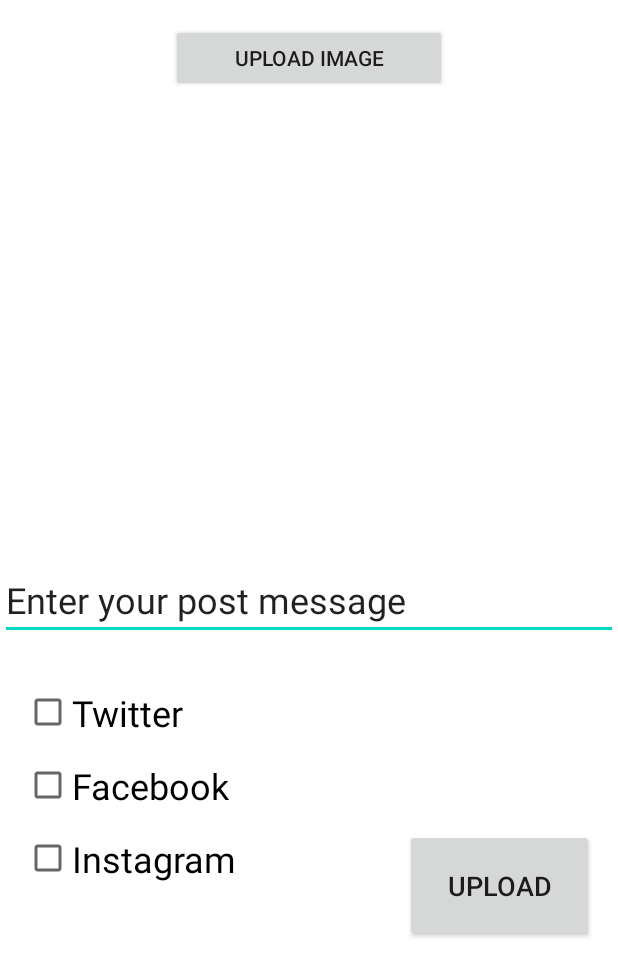
After one commit to GeorgeMichos13/UomAndroidPosts, an Android app: the CreatePost screen opened directly, with no data from a screen before it, on a phone screen of 412 x 824 dp. The commit adds this screen. Shown: the top 976 px of the screen. Run offline under Robolectric (Android 15) with nearby library versions, the phone set to English and light mode, and no system bars.

Commit message:
Posts UI and select image code

```diff
--- a/app/src/main/AndroidManifest.xml
+++ b/app/src/main/AndroidManifest.xml
@@ -1,6 +1,8 @@
 <?xml version="1.0" encoding="utf-8"?>
 <manifest xmlns:android="http://schemas.android.com/apk/res/android"
     package="gr.uom.uomandroidposts">
+
+
 
     <application
         android:allowBackup="true"
@@ -16,6 +18,7 @@
                 <category android:name="android.intent.category.LAUNCHER" />
             </intent-filter>
         </activity>
+        <activity android:name=".CreatePost" />
     </application>
 
 </manifest>
--- /dev/null
+++ b/app/src/main/java/gr/uom/uomandroidposts/CreatePost.java
@@ -0,0 +1,71 @@
+package gr.uom.uomandroidposts;
+
+import android.app.Activity;
+import android.content.Intent;
+import android.graphics.Bitmap;
+import android.graphics.BitmapFactory;
+import android.net.Uri;
+import android.os.Bundle;
+import android.provider.MediaStore;
+import android.view.View;
+import android.widget.Button;
+import android.widget.CheckBox;
+import android.widget.EditText;
+import android.widget.ImageView;
+import android.widget.Toast;
+
+import java.io.FileNotFoundException;
+
+import gr.uom.uomandroidposts.R;
+
+public class CreatePost extends Activity {
+
+    private Button uploadImageButton;
+    private Button uploadPostButton;
+    private ImageView image;
+    private EditText postText;
+    private CheckBox twitterCheckBox;
+    private CheckBox facebookCheckBox;
+    private CheckBox instagramCheckBox;
+
+    protected void onCreate(Bundle savedInstanceState) {
+        super.onCreate(savedInstanceState);
+        setContentView(R.layout.create_post);
+
+        uploadImageButton = findViewById(R.id.uploadImageButton);
+        postText = findViewById(R.id.postText);
+        image = findViewById(R.id.imageView);
+
+        uploadImageButton.setOnClickListener(new View.OnClickListener() {
+            @Override
+            public void onClick(View v) {
+                Intent intent = new Intent(Intent.ACTION_PICK, MediaStore.Images.Media.EXTERNAL_CONTENT_URI);
+                Toast.makeText(CreatePost.this, "Load image", Toast.LENGTH_SHORT).show();
+                startActivityForResult(intent, 0);
+            }
+        });
+
+
+
+
+
+
+    }
+
+
+    protected  void onActivityResult(int requestCode, int resultCode, Intent data){
+        super.onActivityResult(requestCode,resultCode,data);
+
+        if(resultCode == RESULT_OK){
+            Uri targetUri = data.getData();
+            postText.setText(targetUri.toString());
+            Bitmap bitmap;
+            try{
+                bitmap = BitmapFactory.decodeStream(getContentResolver().openInputStream(targetUri));
+                image.setImageBitmap(bitmap);
+            }catch (FileNotFoundException e){
+                e.printStackTrace();
+            }
+        }
+    }
+}
--- a/app/src/main/java/gr/uom/uomandroidposts/MainActivity.java
+++ b/app/src/main/java/gr/uom/uomandroidposts/MainActivity.java
@@ -2,14 +2,37 @@ package gr.uom.uomandroidposts;
 
 import androidx.appcompat.app.AppCompatActivity;
 
+import android.content.Intent;
 import android.os.Bundle;
+import android.view.View;
+import android.widget.Button;
+import android.widget.CheckBox;
+import android.widget.EditText;
+import android.widget.ImageView;
 
 public class MainActivity extends AppCompatActivity {
+
+    Button buttonStart;
 
     @Override
     protected void onCreate(Bundle savedInstanceState) {
         super.onCreate(savedInstanceState);
         setContentView(R.layout.activity_main);
-        //weofhweiofhweoifw
+
+     buttonStart = findViewById(R.id.buttonStart);
+
+     buttonStart.setOnClickListener(new View.OnClickListener() {
+         @Override
+         public void onClick(View v) {
+            Intent i = new Intent(MainActivity.this, CreatePost.class);
+              startActivity(i);
+         }
+     });
+
+
+
+
+
+
     }
 }
--- a/app/src/main/res/layout/activity_main.xml
+++ b/app/src/main/res/layout/activity_main.xml
@@ -6,13 +6,13 @@
     android:layout_height="match_parent"
     tools:context=".MainActivity">
 
-    <TextView
+    <Button
+        android:id="@+id/buttonStart"
         android:layout_width="wrap_content"
         android:layout_height="wrap_content"
-        android:text="Hello World!"
+        android:text="Start"
         app:layout_constraintBottom_toBottomOf="parent"
-        app:layout_constraintLeft_toLeftOf="parent"
-        app:layout_constraintRight_toRightOf="parent"
+        app:layout_constraintEnd_toEndOf="parent"
+        app:layout_constraintStart_toStartOf="parent"
         app:layout_constraintTop_toTopOf="parent" />
-
 </androidx.constraintlayout.widget.ConstraintLayout>
--- /dev/null
+++ b/app/src/main/res/layout/create_post.xml
@@ -0,0 +1,93 @@
+<?xml version="1.0" encoding="utf-8"?>
+<androidx.constraintlayout.widget.ConstraintLayout
+    xmlns:android="http://schemas.android.com/apk/res/android"
+    xmlns:app="http://schemas.android.com/apk/res-auto"
+    xmlns:tools="http://schemas.android.com/tools"
+    android:layout_width="match_parent"
+    android:layout_height="match_parent">
+
+    <ImageView
+        android:id="@+id/imageView"
+        android:layout_width="0dp"
+        android:layout_height="173dp"
+        android:layout_marginTop="28dp"
+        app:layout_constraintEnd_toEndOf="parent"
+        app:layout_constraintHorizontal_bias="0.0"
+        app:layout_constraintStart_toStartOf="parent"
+        app:layout_constraintTop_toBottomOf="@+id/uploadImageButton"
+        tools:srcCompat="@tools:sample/avatars" />
+
+    <Button
+        android:id="@+id/uploadImageButton"
+        android:layout_width="184dp"
+        android:layout_height="45dp"
+        android:layout_marginTop="16dp"
+        android:text="Upload Image"
+        app:layout_constraintEnd_toEndOf="parent"
+        app:layout_constraintStart_toStartOf="parent"
+        app:layout_constraintTop_toTopOf="parent" />
+
+    <EditText
+        android:id="@+id/postText"
+        android:layout_width="0dp"
+        android:layout_height="wrap_content"
+        android:layout_marginTop="16dp"
+        android:layout_marginBottom="32dp"
+        android:ems="10"
+        android:inputType="textPersonName"
+        android:text="Enter your post message"
+        android:textSize="24sp"
+        app:layout_constraintBottom_toTopOf="@+id/uploadPostButton"
+        app:layout_constraintEnd_toEndOf="parent"
+        app:layout_constraintHorizontal_bias="1.0"
+        app:layout_constraintStart_toStartOf="parent"
+        app:layout_constraintTop_toBottomOf="@+id/imageView" />
+
+    <CheckBox
+        android:id="@+id/twitterBox"
+        android:layout_width="0dp"
+        android:layout_height="wrap_content"
+        android:layout_marginStart="16dp"
+        android:layout_marginTop="32dp"
+        android:layout_marginEnd="24dp"
+        android:text="Twitter"
+        android:textSize="24sp"
+        app:layout_constraintEnd_toStartOf="@+id/uploadPostButton"
+        app:layout_constraintStart_toStartOf="parent"
+        app:layout_constraintTop_toBottomOf="@+id/postText" />
+
+    <CheckBox
+        android:id="@+id/facebookBox"
+        android:layout_width="0dp"
+        android:layout_height="wrap_content"
+        android:layout_marginTop="16dp"
+        android:layout_marginEnd="24dp"
+        android:text="Facebook"
+        android:textSize="24sp"
+        app:layout_constraintEnd_toStartOf="@+id/uploadPostButton"
+        app:layout_constraintStart_toStartOf="@+id/twitterBox"
+        app:layout_constraintTop_toBottomOf="@+id/twitterBox" />
+
+    <CheckBox
+        android:id="@+id/instagramBox"
+        android:layout_width="0dp"
+        android:layout_height="wrap_content"
+        android:layout_marginTop="16dp"
+        android:layout_marginEnd="24dp"
+        android:text="Instagram"
+        android:textSize="24sp"
+        app:layout_constraintEnd_toStartOf="@+id/uploadPostButton"
+        app:layout_constraintStart_toStartOf="@+id/facebookBox"
+        app:layout_constraintTop_toBottomOf="@+id/facebookBox" />
+
+    <Button
+        android:id="@+id/uploadPostButton"
+        android:layout_width="126dp"
+        android:layout_height="75dp"
+        android:layout_marginEnd="16dp"
+        android:layout_marginBottom="196dp"
+        android:text="Upload"
+        android:textSize="18sp"
+        app:layout_constraintBottom_toBottomOf="parent"
+        app:layout_constraintEnd_toEndOf="parent" />
+</androidx.constraintlayout.widget.ConstraintLayout>
```
